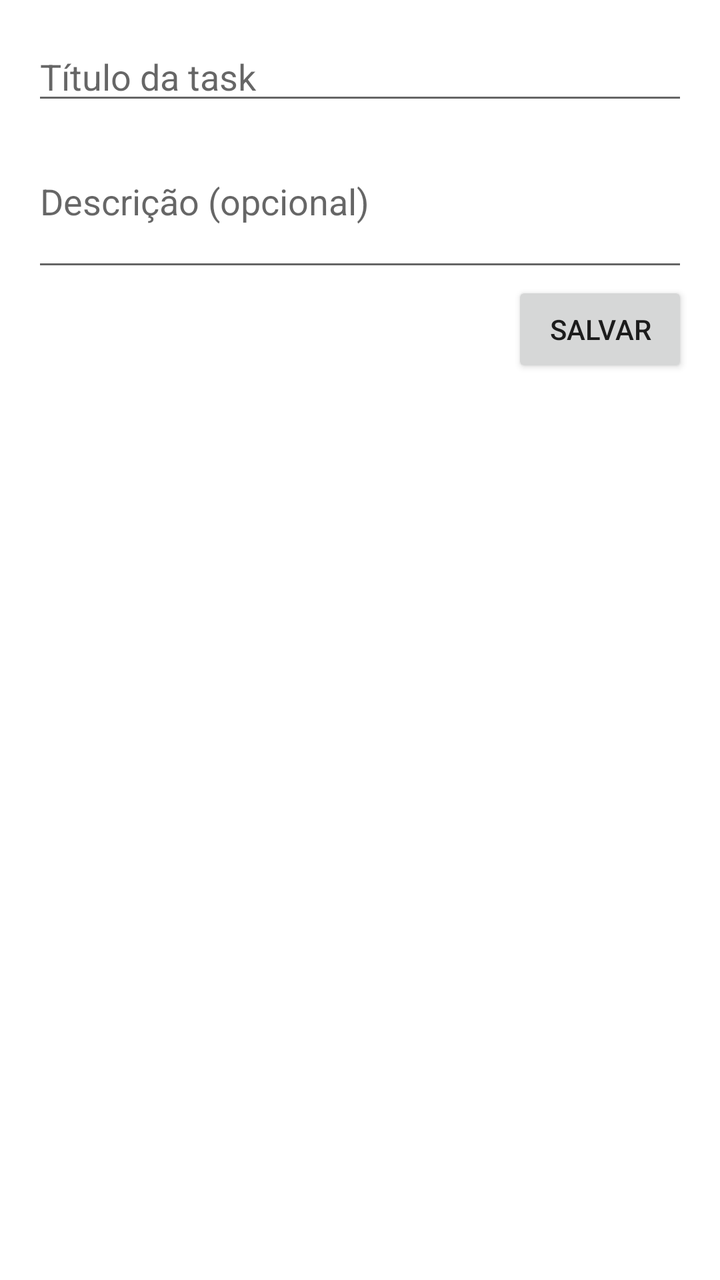
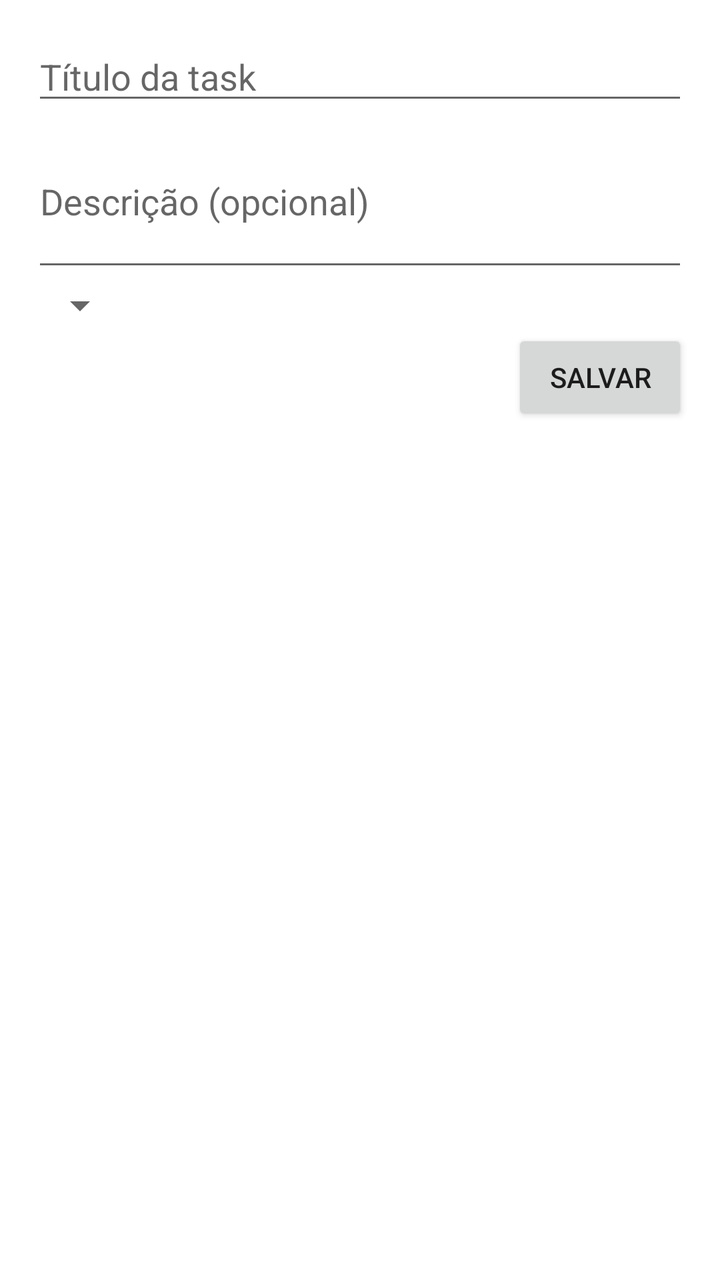

Two renders of the same Android screen: before a commit and after it. Below are the layout's source before the change and the commit's diff.
<!-- AndroidManifest.xml: application theme Theme.ListaParaOCarlos -->
<!-- res/layout/add_edit_activity.xml -->
<?xml version="1.0" encoding="utf-8"?>
<LinearLayout xmlns:android="http://schemas.android.com/apk/res/android"
    android:layout_width="match_parent"
    android:layout_height="wrap_content"
    android:orientation="vertical"
    android:padding="16dp">

    <EditText
        android:id="@+id/editTextTaskTitle"
        android:layout_width="match_parent"
        android:layout_height="wrap_content"
        android:hint="@string/titulo_da_tarefa" />

    <EditText
        android:id="@+id/editTextTaskDescription"
        android:layout_width="match_parent"
        android:layout_height="wrap_content"
        android:hint="@string/descricao_opcional"
        android:inputType="textMultiLine"
        android:minLines="3" />

    <Button
        android:id="@+id/buttonSaveTask"
        android:layout_width="wrap_content"
        android:layout_height="wrap_content"
        android:layout_gravity="end"
        android:text="@string/salvar" />

</LinearLayout>
<!-- resources referenced by this layout -->
<resources>
  <string name="descricao_opcional">Descrição (opcional)</string>
  <string name="salvar">Salvar</string>
  <string name="titulo_da_tarefa">Título da task</string>
  <style name="Theme.ListaParaOCarlos" parent="Theme.MaterialComponents.Light.NoActionBar" />
</resources>

<!-- the commit's change to res/layout/add_edit_activity.xml (unified diff, before → after) -->
@@ -2,6 +2,7 @@
 <LinearLayout xmlns:android="http://schemas.android.com/apk/res/android"
     android:layout_width="match_parent"
     android:layout_height="wrap_content"
+    xmlns:tools="http://schemas.android.com/tools"
     android:orientation="vertical"
     android:padding="16dp">
 
@@ -19,6 +20,11 @@
         android:inputType="textMultiLine"
         android:minLines="3" />
 
+    <Spinner
+        android:layout_width="wrap_content"
+        android:layout_height="wrap_content"
+        android:id="@+id/LevelOfPrioritySpn" />
+
     <Button
         android:id="@+id/buttonSaveTask"
         android:layout_width="wrap_content"
